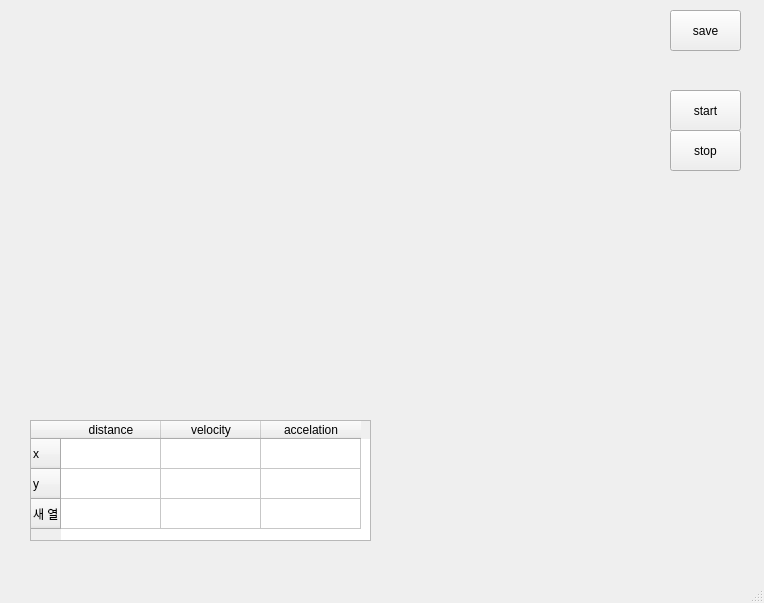
Above: ui.ui from CBNU-Raspberry-Pi/Raspberry_Pi_Traker_2023 before the change. Below: the same form after it.
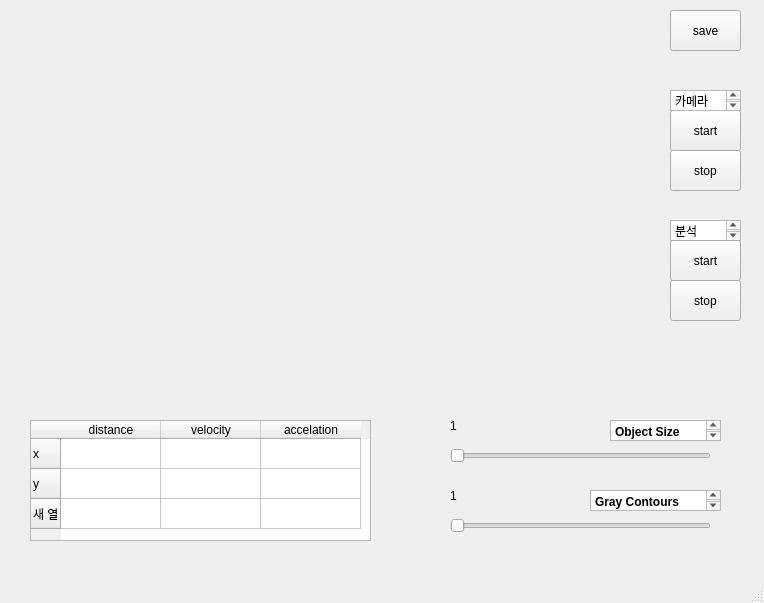
That is the form after the change.

Diff of the .ui file:
```diff
--- a/ui.ui
+++ b/ui.ui
@@ -76,7 +76,7 @@
     <property name="geometry">
      <rect>
       <x>670</x>
-      <y>90</y>
+      <y>110</y>
       <width>71</width>
       <height>41</height>
      </rect>
@@ -89,7 +89,7 @@
     <property name="geometry">
      <rect>
       <x>670</x>
-      <y>130</y>
+      <y>150</y>
       <width>71</width>
       <height>41</height>
      </rect>
@@ -98,22 +98,12 @@
      <string>stop</string>
     </property>
    </widget>
-   <widget class="QWidget" name="graph" native="true">
-    <property name="geometry">
-     <rect>
-      <x>440</x>
-      <y>410</y>
-      <width>271</width>
-      <height>131</height>
-     </rect>
-    </property>
-   </widget>
    <widget class="QLabel" name="CLabel">
     <property name="geometry">
      <rect>
       <x>20</x>
       <y>20</y>
-      <width>581</width>
+      <width>601</width>
       <height>341</height>
      </rect>
     </property>
@@ -121,6 +111,188 @@
      <string/>
     </property>
    </widget>
+   <widget class="QTextEdit" name="textEdit">
+    <property name="geometry">
+     <rect>
+      <x>670</x>
+      <y>90</y>
+      <width>71</width>
+      <height>21</height>
+     </rect>
+    </property>
+    <property name="html">
+     <string>&lt;!DOCTYPE HTML PUBLIC &quot;-//W3C//DTD HTML 4.0//EN&quot; &quot;http://www.w3.org/TR/REC-html40/strict.dtd&quot;&gt;
+&lt;html&gt;&lt;head&gt;&lt;meta name=&quot;qrichtext&quot; content=&quot;1&quot; /&gt;&lt;style type=&quot;text/css&quot;&gt;
+p, li { white-space: pre-wrap; }
+&lt;/style&gt;&lt;/head&gt;&lt;body style=&quot; font-family:'Gulim'; font-size:9pt; font-weight:400; font-style:normal;&quot;&gt;
+&lt;p style=&quot; margin-top:0px; margin-bottom:0px; margin-left:0px; margin-right:0px; -qt-block-indent:0; text-indent:0px;&quot;&gt;카메라&lt;/p&gt;&lt;/body&gt;&lt;/html&gt;</string>
+    </property>
+   </widget>
+   <widget class="QTextEdit" name="textEdit_2">
+    <property name="geometry">
+     <rect>
+      <x>670</x>
+      <y>220</y>
+      <width>71</width>
+      <height>21</height>
+     </rect>
+    </property>
+    <property name="html">
+     <string>&lt;!DOCTYPE HTML PUBLIC &quot;-//W3C//DTD HTML 4.0//EN&quot; &quot;http://www.w3.org/TR/REC-html40/strict.dtd&quot;&gt;
+&lt;html&gt;&lt;head&gt;&lt;meta name=&quot;qrichtext&quot; content=&quot;1&quot; /&gt;&lt;style type=&quot;text/css&quot;&gt;
+p, li { white-space: pre-wrap; }
+&lt;/style&gt;&lt;/head&gt;&lt;body style=&quot; font-family:'Gulim'; font-size:9pt; font-weight:400; font-style:normal;&quot;&gt;
+&lt;p style=&quot; margin-top:0px; margin-bottom:0px; margin-left:0px; margin-right:0px; -qt-block-indent:0; text-indent:0px;&quot;&gt;분석&lt;/p&gt;&lt;/body&gt;&lt;/html&gt;</string>
+    </property>
+   </widget>
+   <widget class="QPushButton" name="StartBtn_2">
+    <property name="geometry">
+     <rect>
+      <x>670</x>
+      <y>240</y>
+      <width>71</width>
+      <height>41</height>
+     </rect>
+    </property>
+    <property name="text">
+     <string>start</string>
+    </property>
+   </widget>
+   <widget class="QPushButton" name="StopBtn_2">
+    <property name="geometry">
+     <rect>
+      <x>670</x>
+      <y>280</y>
+      <width>71</width>
+      <height>41</height>
+     </rect>
+    </property>
+    <property name="text">
+     <string>stop</string>
+    </property>
+   </widget>
+   <widget class="QSlider" name="ObSize">
+    <property name="geometry">
+     <rect>
+      <x>450</x>
+      <y>440</y>
+      <width>261</width>
+      <height>31</height>
+     </rect>
+    </property>
+    <property name="minimum">
+     <number>1</number>
+    </property>
+    <property name="maximum">
+     <number>2500</number>
+    </property>
+    <property name="pageStep">
+     <number>100</number>
+    </property>
+    <property name="orientation">
+     <enum>Qt::Horizontal</enum>
+    </property>
+   </widget>
+   <widget class="QSlider" name="GrayContours">
+    <property name="geometry">
+     <rect>
+      <x>450</x>
+      <y>510</y>
+      <width>261</width>
+      <height>31</height>
+     </rect>
+    </property>
+    <property name="minimum">
+     <number>1</number>
+    </property>
+    <property name="maximum">
+     <number>200</number>
+    </property>
+    <property name="orientation">
+     <enum>Qt::Horizontal</enum>
+    </property>
+   </widget>
+   <widget class="QTextEdit" name="textEdit_3">
+    <property name="geometry">
+     <rect>
+      <x>610</x>
+      <y>420</y>
+      <width>111</width>
+      <height>21</height>
+     </rect>
+    </property>
+    <property name="html">
+     <string>&lt;!DOCTYPE HTML PUBLIC &quot;-//W3C//DTD HTML 4.0//EN&quot; &quot;http://www.w3.org/TR/REC-html40/strict.dtd&quot;&gt;
+&lt;html&gt;&lt;head&gt;&lt;meta name=&quot;qrichtext&quot; content=&quot;1&quot; /&gt;&lt;style type=&quot;text/css&quot;&gt;
+p, li { white-space: pre-wrap; }
+&lt;/style&gt;&lt;/head&gt;&lt;body style=&quot; font-family:'Gulim'; font-size:9pt; font-weight:400; font-style:normal;&quot;&gt;
+&lt;p style=&quot; margin-top:0px; margin-bottom:0px; margin-left:0px; margin-right:0px; -qt-block-indent:0; text-indent:0px;&quot;&gt;&lt;span style=&quot; font-weight:600;&quot;&gt;Object Size&lt;/span&gt;&lt;/p&gt;&lt;/body&gt;&lt;/html&gt;</string>
+    </property>
+   </widget>
+   <widget class="QTextEdit" name="textEdit_4">
+    <property name="geometry">
+     <rect>
+      <x>590</x>
+      <y>490</y>
+      <width>131</width>
+      <height>21</height>
+     </rect>
+    </property>
+    <property name="html">
+     <string>&lt;!DOCTYPE HTML PUBLIC &quot;-//W3C//DTD HTML 4.0//EN&quot; &quot;http://www.w3.org/TR/REC-html40/strict.dtd&quot;&gt;
+&lt;html&gt;&lt;head&gt;&lt;meta name=&quot;qrichtext&quot; content=&quot;1&quot; /&gt;&lt;style type=&quot;text/css&quot;&gt;
+p, li { white-space: pre-wrap; }
+&lt;/style&gt;&lt;/head&gt;&lt;body style=&quot; font-family:'Gulim'; font-size:9pt; font-weight:400; font-style:normal;&quot;&gt;
+&lt;p style=&quot; margin-top:0px; margin-bottom:0px; margin-left:0px; margin-right:0px; -qt-block-indent:0; text-indent:0px;&quot;&gt;&lt;span style=&quot; font-weight:600;&quot;&gt;Gray Contours&lt;/span&gt;&lt;/p&gt;&lt;/body&gt;&lt;/html&gt;</string>
+    </property>
+   </widget>
+   <widget class="QLabel" name="sizenum">
+    <property name="geometry">
+     <rect>
+      <x>450</x>
+      <y>420</y>
+      <width>56</width>
+      <height>12</height>
+     </rect>
+    </property>
+    <property name="text">
+     <string>1</string>
+    </property>
+    <property name="textFormat">
+     <enum>Qt::AutoText</enum>
+    </property>
+   </widget>
+   <widget class="QLabel" name="connum">
+    <property name="enabled">
+     <bool>true</bool>
+    </property>
+    <property name="geometry">
+     <rect>
+      <x>450</x>
+      <y>490</y>
+      <width>56</width>
+      <height>12</height>
+     </rect>
+    </property>
+    <property name="text">
+     <string>1</string>
+    </property>
+   </widget>
+   <zorder>GrayContours</zorder>
+   <zorder>btn1</zorder>
+   <zorder>tableWidget</zorder>
+   <zorder>StartBtn</zorder>
+   <zorder>StopBtn</zorder>
+   <zorder>CLabel</zorder>
+   <zorder>textEdit</zorder>
+   <zorder>textEdit_2</zorder>
+   <zorder>StartBtn_2</zorder>
+   <zorder>StopBtn_2</zorder>
+   <zorder>ObSize</zorder>
+   <zorder>textEdit_3</zorder>
+   <zorder>textEdit_4</zorder>
+   <zorder>sizenum</zorder>
+   <zorder>connum</zorder>
   </widget>
   <widget class="QMenuBar" name="menubar">
    <property name="geometry">
```
